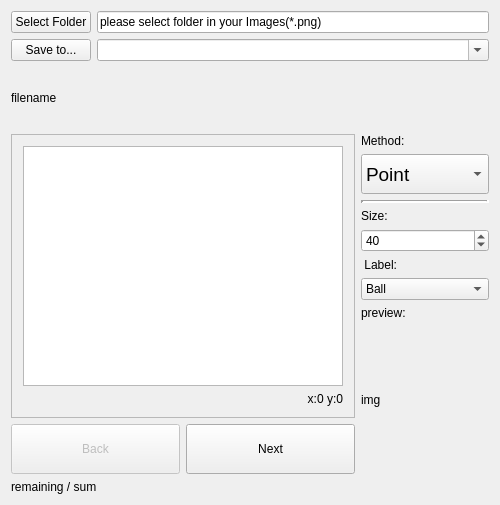
Before: the Qt Designer form photoclipping.ui in ChisatoKasebayashi/photoClippingUI, drawn with Qt 5.
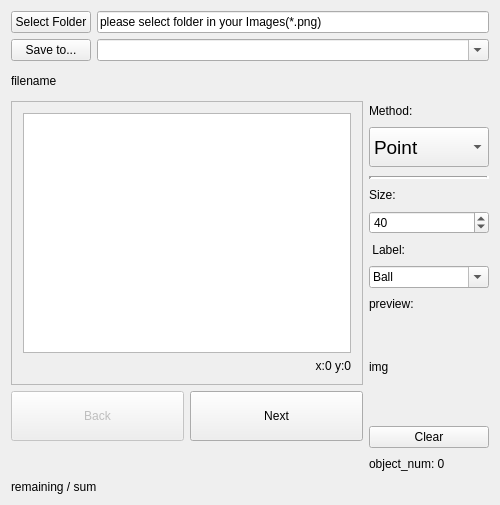
After: the same form once the commit is applied. Custom widgets are drawn as their Qt base class.

```diff
--- a/photoclipping.ui
+++ b/photoclipping.ui
@@ -20,7 +20,7 @@
    <string>photoclipping</string>
   </property>
   <layout class="QGridLayout" name="gridLayout_3">
-   <item row="5" column="0">
+   <item row="6" column="0">
     <widget class="QLabel" name="labelImageNum">
      <property name="sizePolicy">
       <sizepolicy hsizetype="Preferred" vsizetype="Fixed">
@@ -113,52 +113,7 @@
      </layout>
     </widget>
    </item>
-   <item row="4" column="0">
-    <layout class="QHBoxLayout" name="horizontalLayout">
-     <item>
-      <widget class="QPushButton" name="pushBack">
-       <property name="enabled">
-        <bool>false</bool>
-       </property>
-       <property name="sizePolicy">
-        <sizepolicy hsizetype="Minimum" vsizetype="Fixed">
-         <horstretch>0</horstretch>
-         <verstretch>0</verstretch>
-        </sizepolicy>
-       </property>
-       <property name="minimumSize">
-        <size>
-         <width>0</width>
-         <height>50</height>
-        </size>
-       </property>
-       <property name="text">
-        <string>Back</string>
-       </property>
-      </widget>
-     </item>
-     <item>
-      <widget class="QPushButton" name="pushNext">
-       <property name="sizePolicy">
-        <sizepolicy hsizetype="Minimum" vsizetype="Fixed">
-         <horstretch>0</horstretch>
-         <verstretch>0</verstretch>
-        </sizepolicy>
-       </property>
-       <property name="minimumSize">
-        <size>
-         <width>0</width>
-         <height>50</height>
-        </size>
-       </property>
-       <property name="text">
-        <string>Next</string>
-       </property>
-      </widget>
-     </item>
-    </layout>
-   </item>
-   <item row="2" column="1" rowspan="3">
+   <item row="2" column="1" rowspan="4">
     <layout class="QVBoxLayout" name="verticalLayout_3">
      <item>
       <widget class="QLabel" name="label_2">
@@ -192,6 +147,9 @@
          <pointsize>14</pointsize>
         </font>
        </property>
+       <property name="editable">
+        <bool>false</bool>
+       </property>
        <item>
         <property name="text">
          <string>Point</string>
@@ -206,6 +164,12 @@
      </item>
      <item>
       <widget class="Line" name="line">
+       <property name="minimumSize">
+        <size>
+         <width>120</width>
+         <height>0</height>
+        </size>
+       </property>
        <property name="frameShadow">
         <enum>QFrame::Sunken</enum>
        </property>
@@ -273,6 +237,9 @@
          <verstretch>0</verstretch>
         </sizepolicy>
        </property>
+       <property name="editable">
+        <bool>true</bool>
+       </property>
        <item>
         <property name="text">
          <string>Ball</string>
@@ -296,7 +263,56 @@
       </widget>
      </item>
      <item>
-      <widget class="QLabel" name="label">
+      <layout class="QVBoxLayout" name="verticalLayout_2">
+       <item>
+        <widget class="QLabel" name="label">
+         <property name="sizePolicy">
+          <sizepolicy hsizetype="Fixed" vsizetype="Fixed">
+           <horstretch>0</horstretch>
+           <verstretch>0</verstretch>
+          </sizepolicy>
+         </property>
+         <property name="text">
+          <string>preview:</string>
+         </property>
+        </widget>
+       </item>
+       <item>
+        <widget class="QLabel" name="labelPreview">
+         <property name="sizePolicy">
+          <sizepolicy hsizetype="Fixed" vsizetype="Fixed">
+           <horstretch>0</horstretch>
+           <verstretch>0</verstretch>
+          </sizepolicy>
+         </property>
+         <property name="minimumSize">
+          <size>
+           <width>100</width>
+           <height>100</height>
+          </size>
+         </property>
+         <property name="text">
+          <string>img</string>
+         </property>
+        </widget>
+       </item>
+      </layout>
+     </item>
+     <item>
+      <widget class="QPushButton" name="pushClear">
+       <property name="sizePolicy">
+        <sizepolicy hsizetype="Minimum" vsizetype="Fixed">
+         <horstretch>0</horstretch>
+         <verstretch>0</verstretch>
+        </sizepolicy>
+       </property>
+       <property name="text">
+        <string>Clear</string>
+       </property>
+      </widget>
+     </item>
+     <item>
+      <widget class="QLabel" name="labelObjNum">
        <property name="sizePolicy">
         <sizepolicy hsizetype="Fixed" vsizetype="Fixed">
          <horstretch>0</horstretch>
@@ -304,28 +320,58 @@
         </sizepolicy>
        </property>
        <property name="text">
-        <string>preview:</string>
+        <string>object_num: 0</string>
        </property>
       </widget>
      </item>
+    </layout>
+   </item>
+   <item row="4" column="0">
+    <layout class="QVBoxLayout" name="verticalLayout">
      <item>
-      <widget class="QLabel" name="labelPreview">
-       <property name="sizePolicy">
-        <sizepolicy hsizetype="Minimum" vsizetype="Minimum">
-         <horstretch>0</horstretch>
-         <verstretch>0</verstretch>
-        </sizepolicy>
-       </property>
-       <property name="minimumSize">
-        <size>
-         <width>40</width>
-         <height>40</height>
-        </size>
-       </property>
-       <property name="text">
-        <string>img</string>
-       </property>
-      </widget>
+      <layout class="QHBoxLayout" name="horizontalLayout">
+       <item>
+        <widget class="QPushButton" name="pushBack">
+         <property name="enabled">
+          <bool>false</bool>
+         </property>
+         <property name="sizePolicy">
+          <sizepolicy hsizetype="Minimum" vsizetype="Fixed">
+           <horstretch>0</horstretch>
+           <verstretch>0</verstretch>
+          </sizepolicy>
+         </property>
+         <property name="minimumSize">
+          <size>
+           <width>0</width>
+           <height>50</height>
+          </size>
+         </property>
+         <property name="text">
+          <string>Back</string>
+         </property>
+        </widget>
+       </item>
+       <item>
+        <widget class="QPushButton" name="pushNext">
+         <property name="sizePolicy">
+          <sizepolicy hsizetype="Minimum" vsizetype="Fixed">
+           <horstretch>0</horstretch>
+           <verstretch>0</verstretch>
+          </sizepolicy>
+         </property>
+         <property name="minimumSize">
+          <size>
+           <width>0</width>
+           <height>50</height>
+          </size>
+         </property>
+         <property name="text">
+          <string>Next</string>
+         </property>
+        </widget>
+       </item>
+      </layout>
      </item>
     </layout>
    </item>
```
